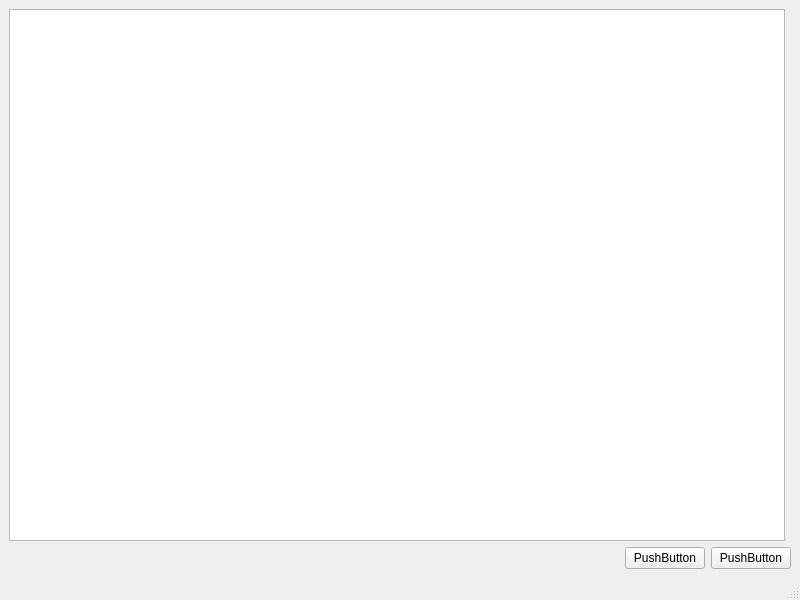
Old version of the form WS5_Exercises/WorkSheet_5_Exercise/mainwindow.ui in the repository Shmarvadon/2023_20373187.
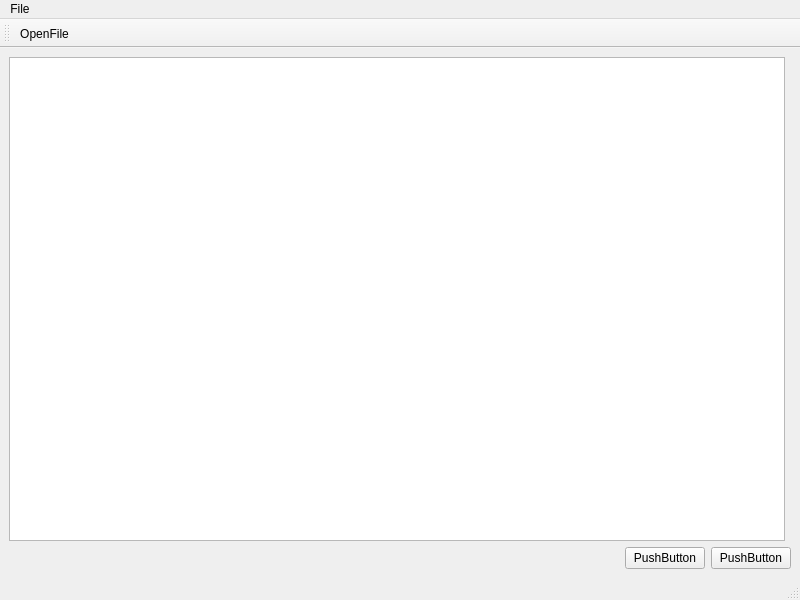
New version of the form. Icons and pictures are not drawn.

Diff of the .ui file:
```diff
--- a/WS5_Exercises/WorkSheet_5_Exercise/mainwindow.ui
+++ b/WS5_Exercises/WorkSheet_5_Exercise/mainwindow.ui
@@ -67,8 +67,36 @@
      <height>20</height>
     </rect>
    </property>
+   <widget class="QMenu" name="menuFile">
+    <property name="title">
+     <string>File</string>
+    </property>
+    <addaction name="actionOpenFile"/>
+   </widget>
+   <addaction name="menuFile"/>
   </widget>
   <widget class="QStatusBar" name="statusbar"/>
+  <widget class="QToolBar" name="toolBar">
+   <property name="windowTitle">
+    <string>toolBar</string>
+   </property>
+   <attribute name="toolBarArea">
+    <enum>TopToolBarArea</enum>
+   </attribute>
+   <attribute name="toolBarBreak">
+    <bool>false</bool>
+   </attribute>
+   <addaction name="actionOpenFile"/>
+  </widget>
+  <action name="actionOpenFile">
+   <property name="icon">
+    <iconset resource="icons.qrc">
+     <normaloff>:/Icons/fileopen.png</normaloff>:/Icons/fileopen.png</iconset>
+   </property>
+   <property name="text">
+    <string>OpenFile</string>
+   </property>
+  </action>
  </widget>
  <resources/>
  <connections/>
```
Left out of the diff: 4 changed lines with no effect on the pictures.
